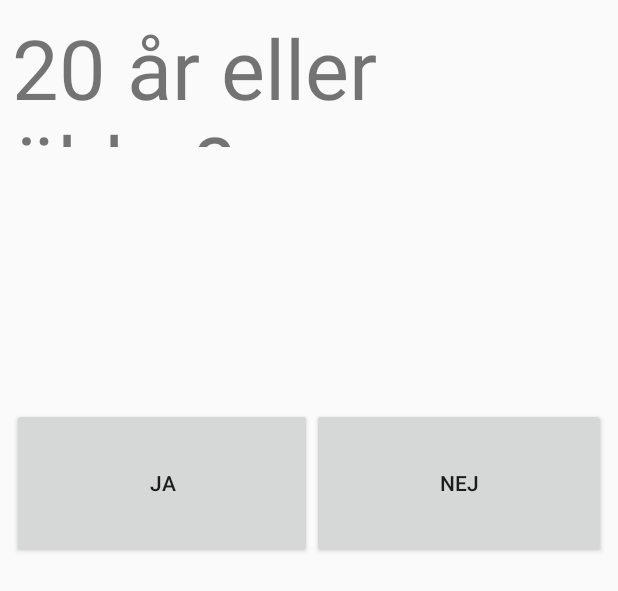
After one commit to arvidkrafft/SystemetApp, an Android app: the layout activity_button.xml on its own in the app's theme, with its tools: preview values and no code run, on a phone screen of 412 x 824 dp. The commit adds this screen. Shown: the top 591 px of the screen. Run offline under Robolectric (Android 15) with nearby library versions, the phone set to English and light mode, and no system bars.

Commit message:
Utkast av knapp. Arvid och carl

```diff
--- /dev/null
+++ b/app/src/main/res/layout/activity_button.xml
@@ -0,0 +1,38 @@
+<?xml version="1.0" encoding="utf-8"?>
+<RelativeLayout xmlns:android="http://schemas.android.com/apk/res/android"
+    xmlns:tools="http://schemas.android.com/tools"
+    android:layout_width="match_parent"
+    android:layout_height="match_parent"
+    android:paddingBottom="@dimen/activity_vertical_margin"
+    android:paddingLeft="@dimen/activity_horizontal_margin"
+    android:paddingRight="@dimen/activity_horizontal_margin"
+    android:paddingTop="@dimen/activity_vertical_margin"
+    tools:context="com.example.systemetapp.MainActivity">
+
+    <TextView
+        android:id="@+id/tvSumma"
+        android:layout_width="wrap_content"
+        android:layout_height="90dp"
+        android:text="@string/_20_r_eller_ldre"
+        android:textSize="55sp" />
+
+    <Button
+        android:id="@+id/suggest"
+        android:layout_width="200dp"
+        android:layout_height="100dp"
+        android:layout_alignParentStart="true"
+        android:layout_alignParentBottom="true"
+        android:layout_marginStart="0dp"
+        android:layout_marginBottom="444dp"
+        android:text="@string/ja" />
+
+
+    <Button
+        android:layout_width="200dp"
+        android:layout_height="100dp"
+        android:text="@string/nej"
+        android:id="@+id/rate"
+        android:layout_alignTop="@+id/suggest"
+        android:layout_toEndOf="@+id/suggest"
+        android:layout_alignParentEnd="true" />
+</RelativeLayout>
--- a/app/src/main/res/values/strings.xml
+++ b/app/src/main/res/values/strings.xml
@@ -1,3 +1,6 @@
 <resources>
     <string name="app_name">SystemetApp</string>
+    <string name="nej">Nej</string>
+    <string name="ja">Ja</string>
+    <string name="_20_r_eller_ldre">20 år eller äldre?</string>
 </resources>
```
